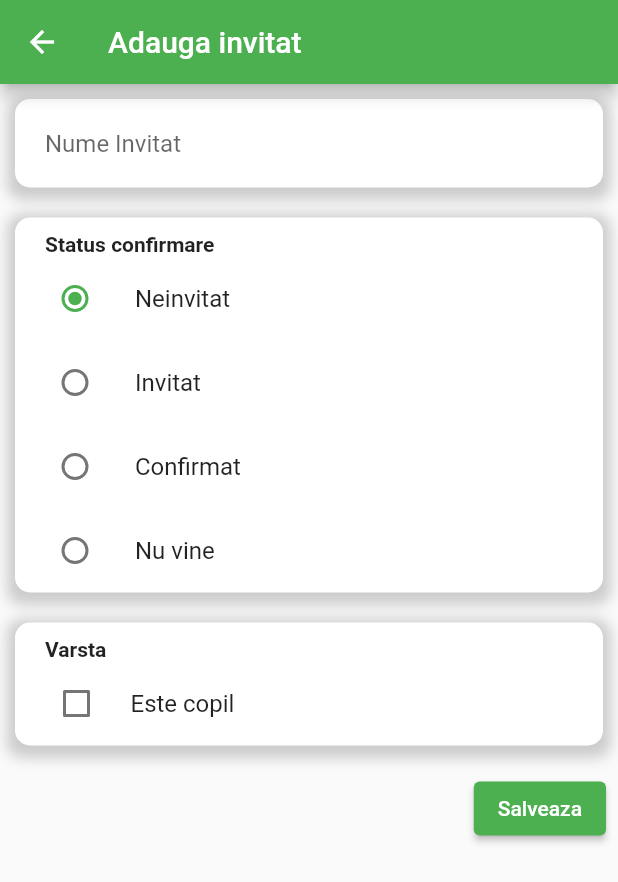
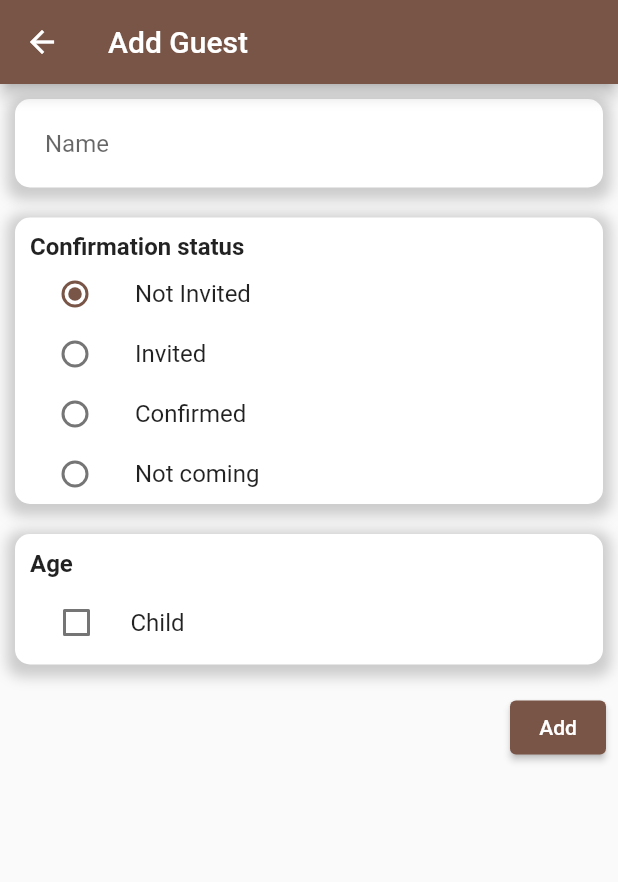
Before and after one commit to MihalutFilip/wedding-mobile-app, a Flutter app: the screen it shows after launch, after a tap on the "add" icon, on a phone screen of 412 x 824 dp. Shown: the top 882 px of the screen. Run offline on Flutter 3.47's test engine with Material 2 defaults, Android fonts, the phone set to English and light mode, and no system bars; network calls fail.

Commit message:
Add new style for the app

```diff
--- a/lib/service.dart
+++ b/lib/config/service.dart
@@ -1,7 +1,7 @@
 import 'package:http/http.dart' as http;
 import 'dart:convert';
 
-import 'models/guest.dart';
+import '../models/guest.dart';
 
 Future<List<Guest>> fetchData() async {
   final response =
--- /dev/null
+++ b/lib/config/utils.dart
@@ -0,0 +1,34 @@
+import 'package:flutter/cupertino.dart';
+import 'package:flutter/material.dart';
+
+class Utils {
+  static BoxDecoration getBoxDecoration() {
+    return BoxDecoration(
+      color: Colors.white,
+      borderRadius: const BorderRadius.only(
+          topLeft: Radius.circular(10),
+          topRight: Radius.circular(10),
+          bottomLeft: Radius.circular(10),
+          bottomRight: Radius.circular(10)),
+      boxShadow: [
+        BoxShadow(
+          color: Colors.grey.withOpacity(0.5),
+          spreadRadius: 5,
+          blurRadius: 7,
+          offset: const Offset(0, 3), // changes position of shadow
+        ),
+      ],
+    );
+  }
+
+  static Widget getBoxTitleWidget(String title) {
+    return Padding(
+        padding: const EdgeInsets.fromLTRB(10, 10, 0, 2),
+        child: Align(
+          alignment: Alignment.centerLeft,
+          child: Text(title,
+              style:
+                  const TextStyle(fontWeight: FontWeight.bold, fontSize: 16)),
+        ));
+  }
+}
--- a/lib/main.dart
+++ b/lib/main.dart
@@ -2,7 +2,7 @@ import 'dart:io';
 
 import 'package:flutter/material.dart';
 import 'package:wedding_mobile_app/screens/add_guest_screen.dart';
-import 'package:wedding_mobile_app/service.dart';
+import 'package:wedding_mobile_app/config/service.dart';
 
 import 'package:wedding_mobile_app/screens/home.dart';
 
--- a/lib/models/guest.dart
+++ b/lib/models/guest.dart
@@ -4,14 +4,20 @@ class Guest {
   final String? id;
   final String name;
   final ConfirmationType confirmationType;
+  final bool isChild;
 
-  Guest({this.id, required this.name, required this.confirmationType});
+  Guest(
+      {this.id,
+      required this.name,
+      required this.confirmationType,
+      required this.isChild});
 
   factory Guest.fromJson(Map<String, dynamic> json) {
     return Guest(
         id: json['_id'],
         name: json['name'],
         confirmationType:
-            ConfirmationType.values[json['confirmationType'] ?? 0]);
+            ConfirmationType.values[json['confirmationType'] ?? 0],
+        isChild: json['isChild']);
   }
 }
--- a/lib/screens/add_guest_screen.dart
+++ b/lib/screens/add_guest_screen.dart
@@ -1,5 +1,6 @@
 import 'package:flutter/cupertino.dart';
 import 'package:flutter/material.dart';
+import 'package:wedding_mobile_app/config/utils.dart';
 import 'package:wedding_mobile_app/models/confirmation_type.dart';
 import 'package:wedding_mobile_app/models/guest.dart';
 import 'package:wedding_mobile_app/models/request_models/add_guest.dart';
@@ -18,25 +19,6 @@ class AddGuestScreen extends State<AddGuestWidget> {
   @override
   void initState() {}
 
-  BoxDecoration getBoxDecoration() {
-    return BoxDecoration(
-      color: Colors.white,
-      borderRadius: const BorderRadius.only(
-          topLeft: Radius.circular(10),
-          topRight: Radius.circular(10),
-          bottomLeft: Radius.circular(10),
-          bottomRight: Radius.circular(10)),
-      boxShadow: [
-        BoxShadow(
-          color: Colors.grey.withOpacity(0.5),
-          spreadRadius: 5,
-          blurRadius: 7,
-          offset: const Offset(0, 3), // changes position of shadow
-        ),
-      ],
-    );
-  }
-
   ListTile getRadioButtonOption(
       String title, ConfirmationType confirmationType) {
     return ListTile(
@@ -50,61 +32,46 @@ class AddGuestScreen extends State<AddGuestWidget> {
           });
         },
       ),
+      visualDensity: VisualDensity(horizontal: 0, vertical: -4),
     );
   }
 
   Widget getNameContainer() {
     return Container(
-        decoration: getBoxDecoration(),
+        decoration: Utils.getBoxDecoration(),
         margin: const EdgeInsets.all(10.0),
         child: Column(children: const <Widget>[
           Padding(
               padding: EdgeInsets.fromLTRB(20, 20, 20, 20),
               child: TextField(
-                decoration: InputDecoration.collapsed(hintText: 'Nume Invitat'),
+                decoration: InputDecoration.collapsed(hintText: 'Name'),
               )),
         ]));
   }
 
   Widget getRadioButtonContainer() {
     return Container(
-        decoration: getBoxDecoration(),
+        decoration: Utils.getBoxDecoration(),
         margin: const EdgeInsets.all(10.0),
         child: Column(children: <Widget>[
-          const Padding(
-              padding: EdgeInsets.fromLTRB(20, 10, 0, 0),
-              child: Align(
-                alignment: Alignment.centerLeft,
-                child: Text("Status confirmare",
-                    style: TextStyle(
-                      fontWeight: FontWeight.bold,
-                    )),
-              )),
-          getRadioButtonOption('Neinvitat', ConfirmationType.NotInvited),
-          getRadioButtonOption('Invitat', ConfirmationType.Invited),
-          getRadioButtonOption('Confirmat', ConfirmationType.Confirmed),
-          getRadioButtonOption('Nu vine', ConfirmationType.NotComing),
+          Utils.getBoxTitleWidget('Confirmation status'),
+          getRadioButtonOption('Not Invited', ConfirmationType.NotInvited),
+          getRadioButtonOption('Invited', ConfirmationType.Invited),
+          getRadioButtonOption('Confirmed', ConfirmationType.Confirmed),
+          getRadioButtonOption('Not coming', ConfirmationType.NotComing),
         ]));
   }
 
   Widget getCheckBoxContainer() {
     return Container(
-        decoration: getBoxDecoration(),
+        decoration: Utils.getBoxDecoration(),
         margin: const EdgeInsets.all(10.0),
         child: Column(children: <Widget>[
-          const Padding(
-              padding: EdgeInsets.fromLTRB(20, 10, 0, 0),
-              child: Align(
-                alignment: Alignment.centerLeft,
-                child: Text("Varsta",
-                    style: TextStyle(
-                      fontWeight: FontWeight.bold,
-                    )),
-              )),
+          Utils.getBoxTitleWidget('Age'),
           Padding(
             padding: const EdgeInsets.only(left: 5),
             child: CheckboxListTile(
-              title: const Text("Este copil"),
+              title: const Text("Child"),
               value: _isChild,
               onChanged: (newValue) {
                 setState(() {
@@ -122,7 +89,7 @@ class AddGuestScreen extends State<AddGuestWidget> {
   Widget build(BuildContext context) {
     return Scaffold(
         appBar: AppBar(
-          title: const Text("Adauga invitat"),
+          title: const Text("Add Guest"),
         ),
         body: ListView(scrollDirection: Axis.vertical, children: <Widget>[
           getNameContainer(),
@@ -135,7 +102,7 @@ class AddGuestScreen extends State<AddGuestWidget> {
                 children: <Widget>[
                   ElevatedButton(
                     onPressed: () {},
-                    child: const Text('Salveaza'),
+                    child: const Text('Add'),
                   ),
                 ]),
           )
--- a/lib/screens/home.dart
+++ b/lib/screens/home.dart
@@ -1,11 +1,12 @@
 import 'dart:io';
 
 import 'package:flutter/material.dart';
+import 'package:wedding_mobile_app/config/utils.dart';
 import 'package:wedding_mobile_app/models/confirmation_type.dart';
 import 'package:wedding_mobile_app/models/guest.dart';
 import 'package:wedding_mobile_app/models/pair.dart';
 import 'package:wedding_mobile_app/screens/add_guest_screen.dart';
-import 'package:wedding_mobile_app/service.dart';
+import 'package:wedding_mobile_app/config/service.dart';
 
 class HomeWidget extends StatefulWidget {
   const HomeWidget({Key? key}) : super(key: key);
@@ -27,20 +28,46 @@ class HomeWidgetState extends State<HomeWidget> {
     });
   }
 
-  Pair<Widget, Color> getIconAndColor(
-      BuildContext context, ConfirmationType confirmationType) {
-    // Switch Icon and color based on confirmation type
-    Map<ConfirmationType, Pair<IconData, Color>> dictionary = {
-      ConfirmationType.Confirmed:
-          Pair(Icons.face_retouching_natural, Colors.green),
-      ConfirmationType.Invited: Pair(Icons.face, Colors.blueAccent),
-      ConfirmationType.NotComing: Pair(Icons.face_retouching_off, Colors.red),
-      ConfirmationType.NotInvited: Pair(Icons.face_retouching_off, Colors.red)
-    };
+  Widget getConfirmationTypeBox(
+      String boxTitle, ConfirmationType confirmationType) {
+    List<Guest> guestsByType = filteredGuests
+        .where((guest) => guest.confirmationType == confirmationType)
+        .toList();
 
-    var iconAndColor = dictionary[confirmationType] as Pair<IconData, Color>;
+    if (guestsByType.isEmpty) return Container();
 
-    return Pair(Icon(iconAndColor.first), iconAndColor.second);
+    return Padding(
+      padding: const EdgeInsets.all(8.0),
+      child: Container(
+        decoration: Utils.getBoxDecoration(),
+        child: Padding(
+          padding: const EdgeInsets.only(bottom: 5.0),
+          child: Column(
+            children: [
+              Utils.getBoxTitleWidget(boxTitle),
+              Center(
+                  child: ListView.builder(
+                      padding: EdgeInsets.zero,
+                      itemCount: guestsByType.length,
+                      shrinkWrap: true,
+                      physics: const NeverScrollableScrollPhysics(),
+                      itemBuilder: (context, index) {
+                        Guest guest = guestsByType[index];
+
+                        return ListTile(
+                          leading: Icon(
+                              guest.isChild ? Icons.child_care : Icons.face),
+                          title: Text(guest.name),
+                          iconColor: Colors.blueGrey,
+                          visualDensity:
+                              VisualDensity(horizontal: 0, vertical: -4),
+                        );
+                      })),
+            ],
+          ),
+        ),
+      ),
+    );
   }
 
   @override
@@ -50,7 +77,7 @@ class HomeWidgetState extends State<HomeWidget> {
     return MaterialApp(
         title: title,
         theme: ThemeData(
-          primarySwatch: Colors.green,
+          primarySwatch: Colors.brown,
         ),
         home: Builder(
           builder: (context) => Scaffold(
@@ -59,7 +86,6 @@ class HomeWidgetState extends State<HomeWidget> {
             ),
             body: ListView(
               // This next line does the trick.
-              scrollDirection: Axis.vertical,
               children: <Widget>[
                 Padding(
                   padding: const EdgeInsets.all(8.0),
@@ -81,24 +107,11 @@ class HomeWidgetState extends State<HomeWidget> {
                                 BorderRadius.all(Radius.circular(25.0)))),
                   ),
                 ),
-                Center(
-                    child: ListView.builder(
-                        // Let the ListView know how many items it needs to build.
-                        itemCount: filteredGuests.length,
-                        shrinkWrap: true,
-                        // Provide a builder function. This is where the magic happens.
-                        // Convert each item into a widget based on the type of item it is.
-                        itemBuilder: (context, index) {
-                          Guest guest = filteredGuests[index];
-                          final iconAndColor =
-                              getIconAndColor(context, guest.confirmationType);
-
-                          return ListTile(
-                            leading: iconAndColor.first,
-                            title: Text(guest.name),
-                            iconColor: iconAndColor.second,
-                          );
-                        }))
+                getConfirmationTypeBox(
+                    'Not Invited', ConfirmationType.NotInvited),
+                getConfirmationTypeBox('Invited', ConfirmationType.Invited),
+                getConfirmationTypeBox('Confirmed', ConfirmationType.Confirmed),
+                getConfirmationTypeBox('Not Coming', ConfirmationType.NotComing)
               ],
             ),
             floatingActionButton: FloatingActionButton(
```
